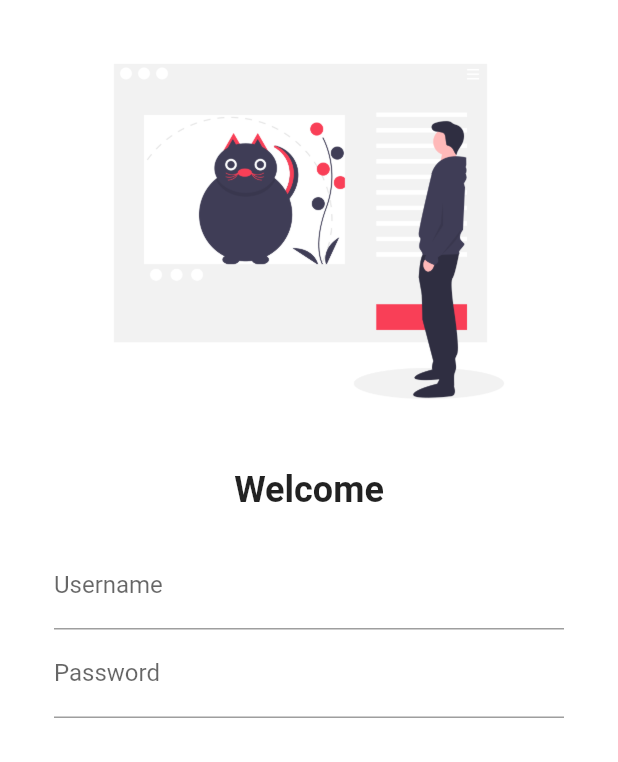
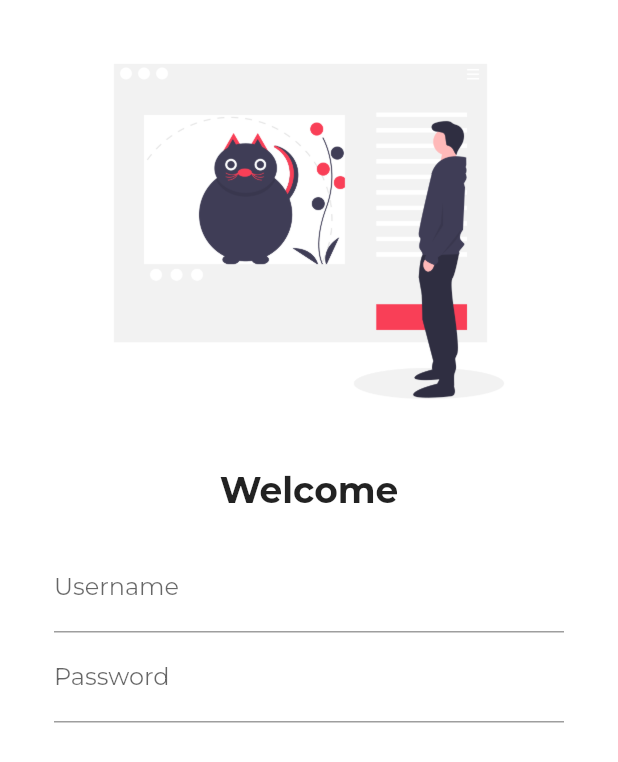
Before and after one commit to derpLLC/Petscue, a Flutter app: the screen it shows after launch, on a phone screen of 412 x 824 dp. Shown: the top 762 px of the screen. Run offline on Flutter 3.47's test engine with Material 2 defaults, Android fonts, the phone set to English and light mode, and no system bars; our stand-ins replace font_awesome_flutter, google_fonts.

Commit message:
lib: main: use montserrat font family
Signed-off-by: Ayush Dubey <ayushdubey70@gmail.com>

```diff
--- a/lib/main.dart
+++ b/lib/main.dart
@@ -1,4 +1,5 @@
 import 'package:flutter/material.dart';
+import 'package:google_fonts/google_fonts.dart';
 
 import 'screen/login.dart';
 import 'screen/homescreen.dart';
@@ -13,6 +14,9 @@ class MyApp extends StatelessWidget {
   Widget build(BuildContext context) {
     return MaterialApp(
       debugShowCheckedModeBanner: false,
+      theme: ThemeData(
+        fontFamily: GoogleFonts.montserrat().fontFamily,
+      ),
       initialRoute: MyRoutes.loginRoute,
       routes: {
         "/": (context) => Login(),
--- a/pubspec.yaml
+++ b/pubspec.yaml
@@ -15,6 +15,7 @@ dependencies:
   # Use with the CupertinoIcons class for iOS style icons.
   cupertino_icons: ^1.0.2
   font_awesome_flutter: ^9.1.0
+  google_fonts: ^2.1.0
 
 dev_dependencies:
   flutter_test:
```
Also changed, not shown: pubspec.lock.
